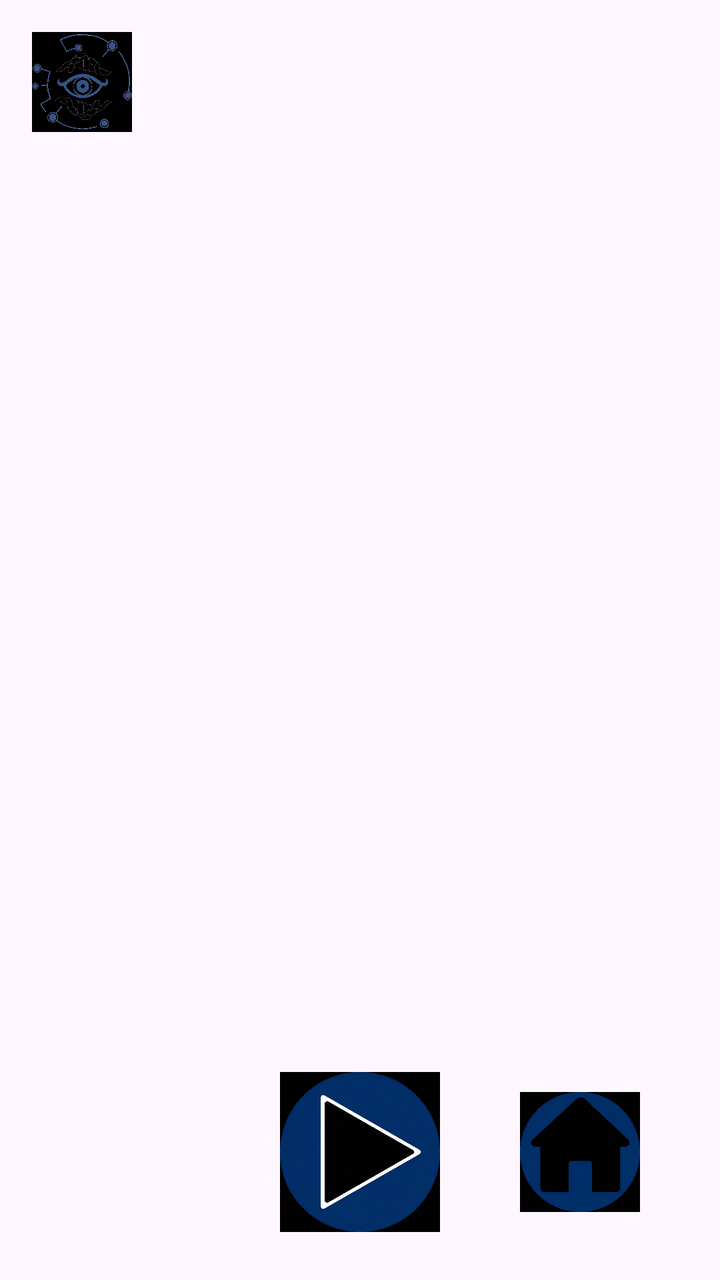
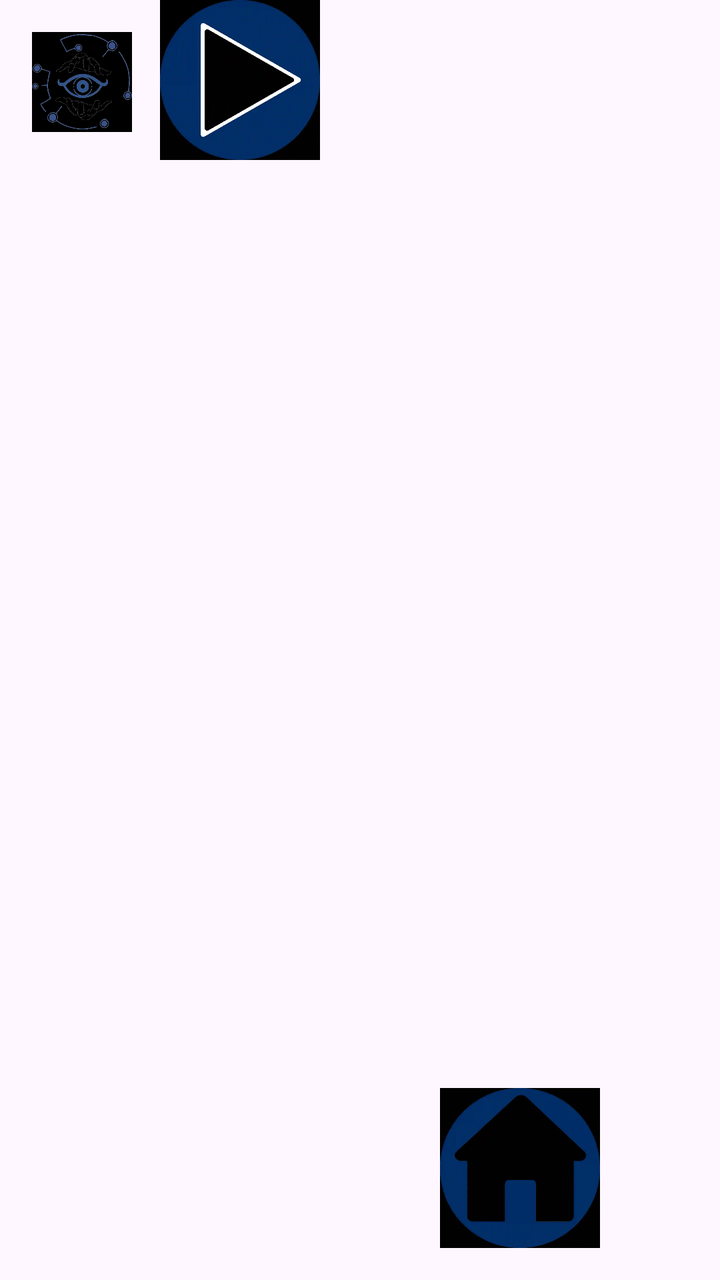

Screens rendered from an Android XML layout before and after an edit, with the pre-edit source and the edit as a unified diff.
<!-- AndroidManifest.xml: application theme Theme.InterfaceUI1 -->
<!-- res/layout/file_interface.xml -->
<?xml version="1.0" encoding="utf-8"?>
<androidx.constraintlayout.widget.ConstraintLayout
    xmlns:android="http://schemas.android.com/apk/res/android"
    xmlns:app="http://schemas.android.com/apk/res-auto"
    xmlns:tools="http://schemas.android.com/tools"
    android:layout_width="match_parent"
    android:layout_height="match_parent">

    <ImageView
        android:id="@+id/imageView2"
        android:layout_width="50dp"
        android:layout_height="50dp"
        android:layout_marginStart="16dp"
        android:layout_marginTop="16dp"
        android:contentDescription="Logo"
        android:scaleType="centerInside"
        android:background="@color/black"
        app:layout_constraintStart_toStartOf="parent"
        app:layout_constraintTop_toTopOf="parent"
        app:srcCompat="@drawable/logocon" />

    <ImageButton
        android:id="@+id/imageButton6"
        android:layout_width="60dp"
        android:layout_height="60dp"
        android:layout_marginBottom="34dp"
        android:background="@android:color/transparent"
        android:scaleType="fitCenter"
        android:contentDescription="Home"
        app:layout_constraintBottom_toBottomOf="parent"
        app:layout_constraintEnd_toEndOf="parent"
        app:layout_constraintStart_toEndOf="@+id/imageButton7"
        app:srcCompat="@drawable/home" />

    <ImageButton
        android:id="@+id/imageButton7"
        android:layout_width="80dp"
        android:layout_height="80dp"
        android:layout_marginBottom="24dp"
        android:background="@android:color/transparent"
        android:scaleType="fitCenter"
        android:contentDescription="Record"
        app:layout_constraintBottom_toBottomOf="parent"
        app:layout_constraintEnd_toEndOf="parent"
        app:layout_constraintStart_toStartOf="parent"
        app:srcCompat="@drawable/recordcon" />

    
    <androidx.recyclerview.widget.RecyclerView
        android:id="@+id/fileList"
        android:layout_width="match_parent"
        android:layout_height="0dp"
        android:layout_marginTop="20dp"
        android:layout_marginBottom="16dp"
        app:layout_constraintTop_toBottomOf="@id/imageView2"
        app:layout_constraintBottom_toTopOf="@id/imageButton7"
        app:layout_constraintStart_toStartOf="parent"
        app:layout_constraintEnd_toEndOf="parent"
        tools:listitem="@layout/item_file"
        tools:itemCount="10" />

</androidx.constraintlayout.widget.ConstraintLayout>
<!-- res/layout/item_file.xml (included above) -->
<?xml version="1.0" encoding="utf-8"?>
<LinearLayout xmlns:android="http://schemas.android.com/apk/res/android"
    android:layout_width="match_parent"
    android:layout_height="wrap_content"
    android:orientation="horizontal"
    android:gravity="center_vertical"
    android:padding="12dp"
    android:layout_marginBottom="8dp"
    android:background="@color/white">

    <ImageView
        android:layout_width="40dp"
        android:layout_height="40dp"
        android:src="@drawable/baseline_image_24"
        android:scaleType="fitCenter"
        android:contentDescription="File icon" />

    <LinearLayout
        android:layout_width="0dp"
        android:layout_height="wrap_content"
        android:layout_weight="1"
        android:orientation="vertical"
        android:layout_marginStart="12dp">

        <TextView
            android:id="@+id/fileName"
            android:layout_width="match_parent"
            android:layout_height="wrap_content"
            android:text="recording_01.mp4"
            android:textSize="16sp"
            android:textStyle="bold"
            android:textColor="#222222"
            android:maxLines="1"
            android:ellipsize="end" />

        <TextView
            android:id="@+id/fileDetails"
            android:layout_width="match_parent"
            android:layout_height="wrap_content"
            android:text="Video recording"
            android:textSize="12sp"
            android:textColor="#777777"
            android:layout_marginTop="4dp" />

    </LinearLayout>

    <ImageView
        android:layout_width="24dp"
        android:layout_height="24dp"
        android:src="@drawable/recordcon"
        android:contentDescription="Open file" />

</LinearLayout>
<!-- resources referenced by this layout -->
<resources>
  <color name="black">#FF000000</color>
  <color name="white">#FFFFFFFF</color>
  <!-- drawable baseline_image_24 (drawable) -->
  <vector xmlns:android="http://schemas.android.com/apk/res/android" android:height="24dp" android:tint="#000000" android:viewportHeight="24" android:viewportWidth="24" android:width="24dp">
        
      <path android:fillColor="@android:color/white" android:pathData="M21,19V5c0,-1.1 -0.9,-2 -2,-2H5c-1.1,0 -2,0.9 -2,2v14c0,1.1 0.9,2 2,2h14c1.1,0 2,-0.9 2,-2zM8.5,13.5l2.5,3.01L14.5,12l4.5,6H5l3.5,-4.5z"/>
      
  </vector>
  <!-- drawable home: webp bitmap (drawable, 9742 bytes) -->
  <!-- drawable logocon: jpg bitmap (drawable, 69634 bytes) -->
  <!-- drawable recordcon: webp bitmap (drawable, 11986 bytes) -->
  <style name="Theme.InterfaceUI1" parent="Base.Theme.InterfaceUI1" />
  <style name="Base.Theme.InterfaceUI1" parent="Theme.Material3.DayNight.NoActionBar">
          
          
      </style>
</resources>

<!-- the commit's change to res/layout/file_interface.xml (unified diff, before → after) -->
@@ -17,13 +17,13 @@
         android:background="@color/black"
         app:layout_constraintStart_toStartOf="parent"
         app:layout_constraintTop_toTopOf="parent"
-        app:srcCompat="@drawable/logocon" />
+        app:srcCompat="@drawable/logo" />
 
     <ImageButton
         android:id="@+id/imageButton6"
-        android:layout_width="60dp"
-        android:layout_height="60dp"
-        android:layout_marginBottom="34dp"
+        android:layout_width="80dp"
+        android:layout_height="80dp"
+        android:layout_marginBottom="16dp"
         android:background="@android:color/transparent"
         android:scaleType="fitCenter"
         android:contentDescription="Home"
@@ -32,20 +32,20 @@
         app:layout_constraintStart_toEndOf="@+id/imageButton7"
         app:srcCompat="@drawable/home" />
 
+    
+
     <ImageButton
         android:id="@+id/imageButton7"
         android:layout_width="80dp"
         android:layout_height="80dp"
-        android:layout_marginBottom="24dp"
+        android:layout_marginStart="80dp"
         android:background="@android:color/transparent"
+        android:contentDescription="Record"
         android:scaleType="fitCenter"
-        android:contentDescription="Record"
-        app:layout_constraintBottom_toBottomOf="parent"
-        app:layout_constraintEnd_toEndOf="parent"
         app:layout_constraintStart_toStartOf="parent"
-        app:srcCompat="@drawable/recordcon" />
+        app:srcCompat="@drawable/recordcon"
+        tools:layout_editor_absoluteY="635dp" />
 
-    
     <androidx.recyclerview.widget.RecyclerView
         android:id="@+id/fileList"
         android:layout_width="match_parent"
<!-- resource entries referenced after the edit -->
@@ -9,7 +9,7 @@
       
   </vector>
   <!-- drawable home: webp bitmap (drawable, 9742 bytes) -->
-  <!-- drawable logocon: jpg bitmap (drawable, 69634 bytes) -->
+  <!-- drawable logo: png bitmap (drawable, 171347 bytes) -->
   <!-- drawable recordcon: webp bitmap (drawable, 11986 bytes) -->
   <style name="Theme.InterfaceUI1" parent="Base.Theme.InterfaceUI1" />
   <style name="Base.Theme.InterfaceUI1" parent="Theme.Material3.DayNight.NoActionBar">
